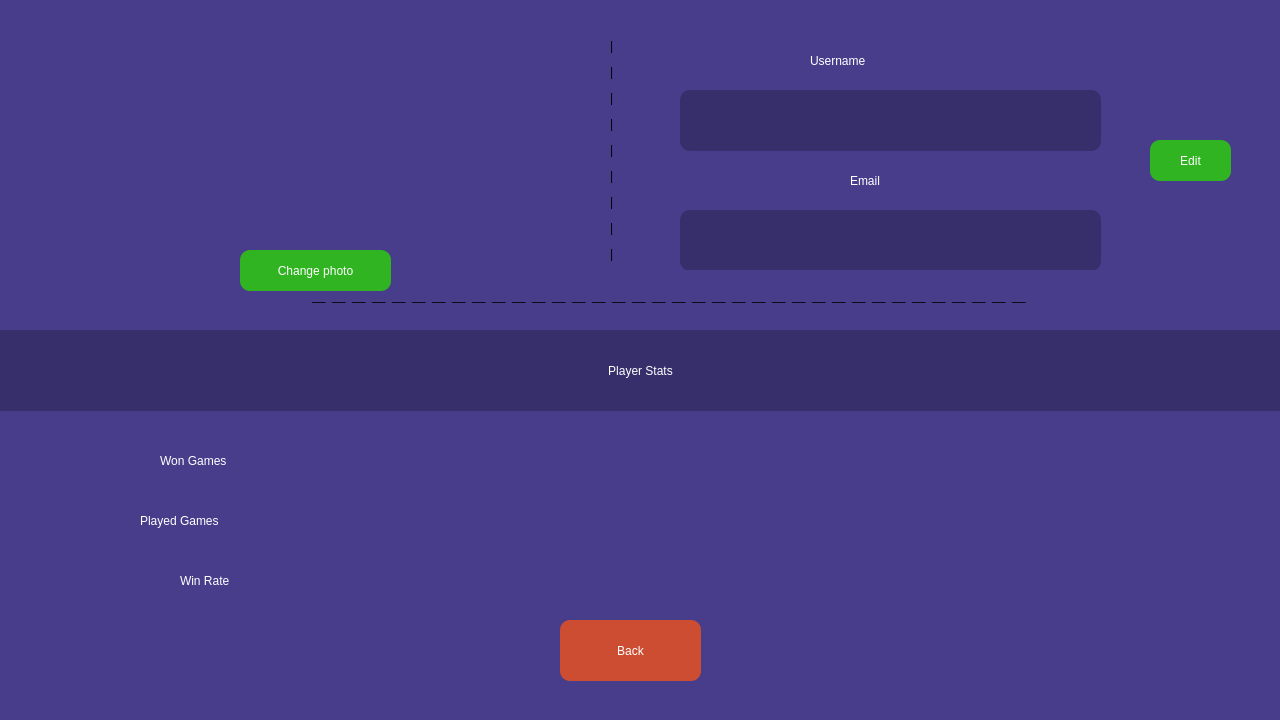
Mihnea11/Triviador, file Client/Client/MenuForm.ui: the form before one commit.
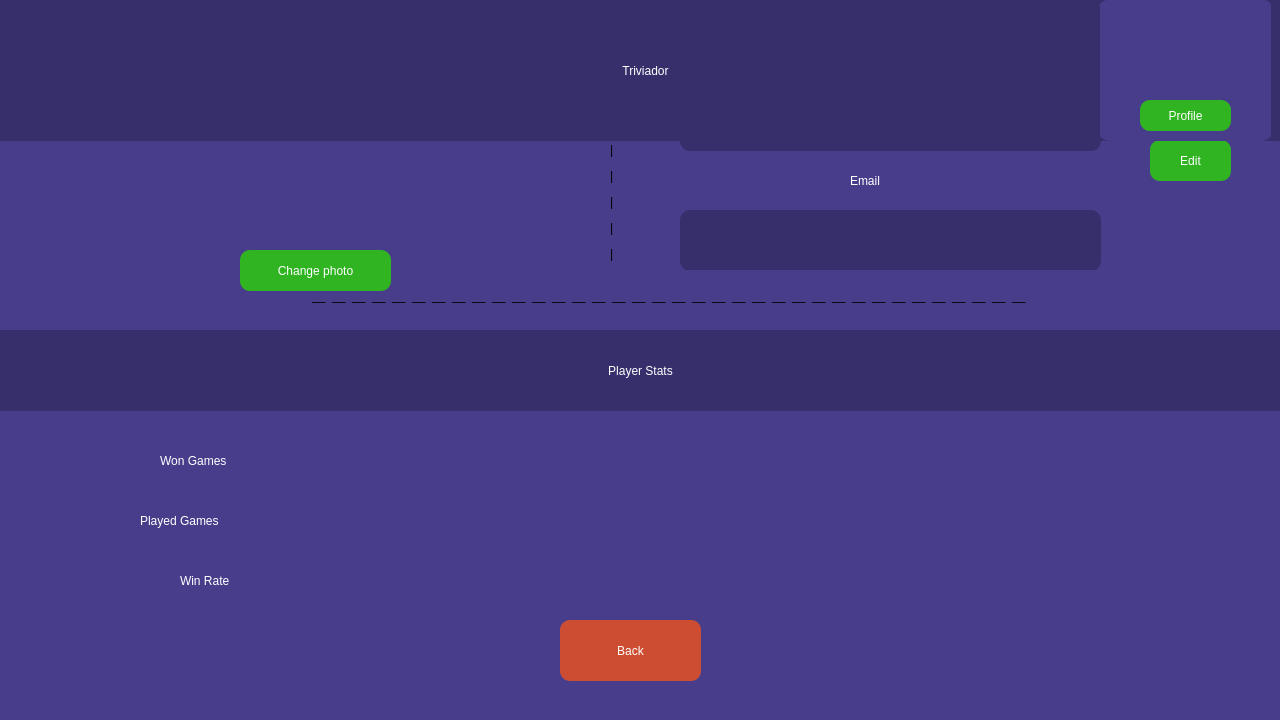
The form after the commit.

Patch:
```diff
--- a/Client/Client/MenuForm.ui
+++ b/Client/Client/MenuForm.ui
@@ -62,7 +62,7 @@
       <set>Qt::AlignCenter</set>
      </property>
     </widget>
-    <widget class="QWidget" name="ProfileHameMenuWidget" native="true">
+    <widget class="QWidget" name="ProfileMenuWidget" native="true">
      <property name="geometry">
       <rect>
        <x>1100</x>
@@ -75,20 +75,29 @@
       <string notr="true">border: 2px;
 border-radius: 10px;</string>
      </property>
-     <widget class="QLabel" name="ProfilePictureLabel">
+     <widget class="QLabel" name="MenuProfilePicture">
       <property name="geometry">
        <rect>
-        <x>30</x>
-        <y>10</y>
-        <width>121</width>
-        <height>81</height>
+        <x>-2</x>
+        <y>0</y>
+        <width>175</width>
+        <height>140</height>
        </rect>
       </property>
+      <property name="styleSheet">
+       <string notr="true"/>
+      </property>
       <property name="text">
        <string/>
       </property>
+      <property name="scaledContents">
+       <bool>false</bool>
+      </property>
+      <property name="alignment">
+       <set>Qt::AlignCenter</set>
+      </property>
      </widget>
-     <widget class="QPushButton" name="ProfileButton">
+     <widget class="QPushButton" name="MenuEditProfileButton">
       <property name="geometry">
        <rect>
         <x>40</x>
@@ -111,10 +120,10 @@
    <widget class="QPushButton" name="QuitButton">
     <property name="geometry">
      <rect>
-      <x>520</x>
-      <y>470</y>
-      <width>221</width>
-      <height>101</height>
+      <x>540</x>
+      <y>450</y>
+      <width>200</width>
+      <height>70</height>
      </rect>
     </property>
     <property name="styleSheet">
@@ -131,10 +140,10 @@
    <widget class="QPushButton" name="SettingsButton">
     <property name="geometry">
      <rect>
-      <x>520</x>
-      <y>320</y>
-      <width>221</width>
-      <height>101</height>
+      <x>540</x>
+      <y>350</y>
+      <width>200</width>
+      <height>70</height>
      </rect>
     </property>
     <property name="styleSheet">
@@ -148,26 +157,6 @@
      <string>Settings</string>
     </property>
    </widget>
-   <widget class="QPushButton" name="PlayButton">
-    <property name="geometry">
-     <rect>
-      <x>520</x>
-      <y>170</y>
-      <width>221</width>
-      <height>101</height>
-     </rect>
-    </property>
-    <property name="styleSheet">
-     <string notr="true">border: 2px;
-border-radius: 10px;
-background-color: rgb(55, 47, 107);
-font: 700 30pt &quot;Segoe UI&quot;;
-color: rgb(255, 255, 255);</string>
-    </property>
-    <property name="text">
-     <string>Play</string>
-    </property>
-   </widget>
    <widget class="QWidget" name="EditProfileWidget" native="true">
     <property name="geometry">
      <rect>
@@ -214,7 +203,7 @@
       <string notr="true">background-color: rgb(55, 47, 107);
 border: 2px;
 border-radius: 10px;
-font: 700 30pt &quot;Segoe UI&quot;;
+font: 700 20pt &quot;Segoe UI&quot;;
 color: rgb(255, 255, 255);</string>
      </property>
      <property name="text">
@@ -234,7 +223,7 @@
       <string notr="true">background-color: rgb(55, 47, 107);
 border: 2px;
 border-radius: 10px;
-font: 700 30pt &quot;Segoe UI&quot;;
+font: 700 20pt &quot;Segoe UI&quot;;
 color: rgb(255, 255, 255);</string>
      </property>
      <property name="text">
@@ -427,13 +416,13 @@
       <string>Change photo</string>
      </property>
     </widget>
-    <widget class="QLabel" name="Picture">
+    <widget class="QLabel" name="ProfilePicture">
      <property name="geometry">
       <rect>
-       <x>68</x>
-       <y>35</y>
-       <width>451</width>
-       <height>181</height>
+       <x>200</x>
+       <y>10</y>
+       <width>230</width>
+       <height>230</height>
       </rect>
      </property>
      <property name="text">
@@ -631,12 +620,32 @@
      </property>
     </widget>
    </widget>
-   <zorder>GameMenu</zorder>
+   <widget class="QPushButton" name="PlayButton">
+    <property name="geometry">
+     <rect>
+      <x>540</x>
+      <y>250</y>
+      <width>200</width>
+      <height>70</height>
+     </rect>
+    </property>
+    <property name="styleSheet">
+     <string notr="true">border: 2px;
+border-radius: 10px;
+background-color: rgb(55, 47, 107);
+font: 700 30pt &quot;Segoe UI&quot;;
+color: rgb(255, 255, 255);</string>
+    </property>
+    <property name="text">
+     <string>Play</string>
+    </property>
+   </widget>
+   <zorder>ChangeInformationsWidget</zorder>
    <zorder>QuitButton</zorder>
    <zorder>SettingsButton</zorder>
    <zorder>PlayButton</zorder>
-   <zorder>ChangeInformationsWidget</zorder>
    <zorder>EditProfileWidget</zorder>
+   <zorder>GameMenu</zorder>
   </widget>
  </widget>
  <resources/>
```
